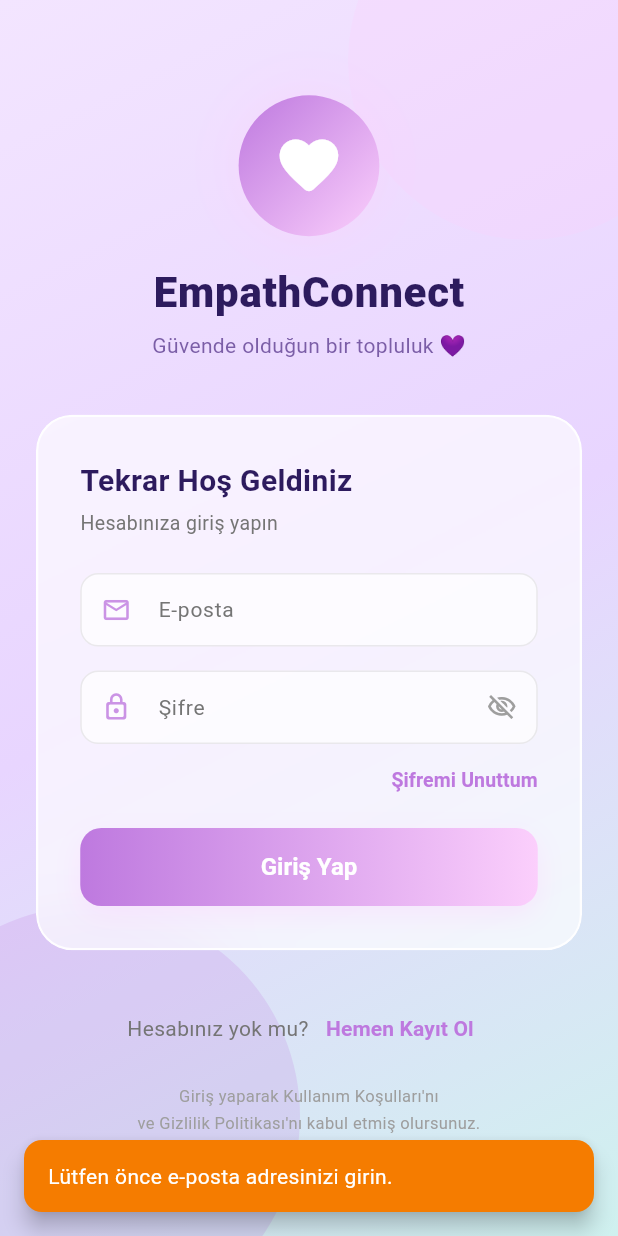
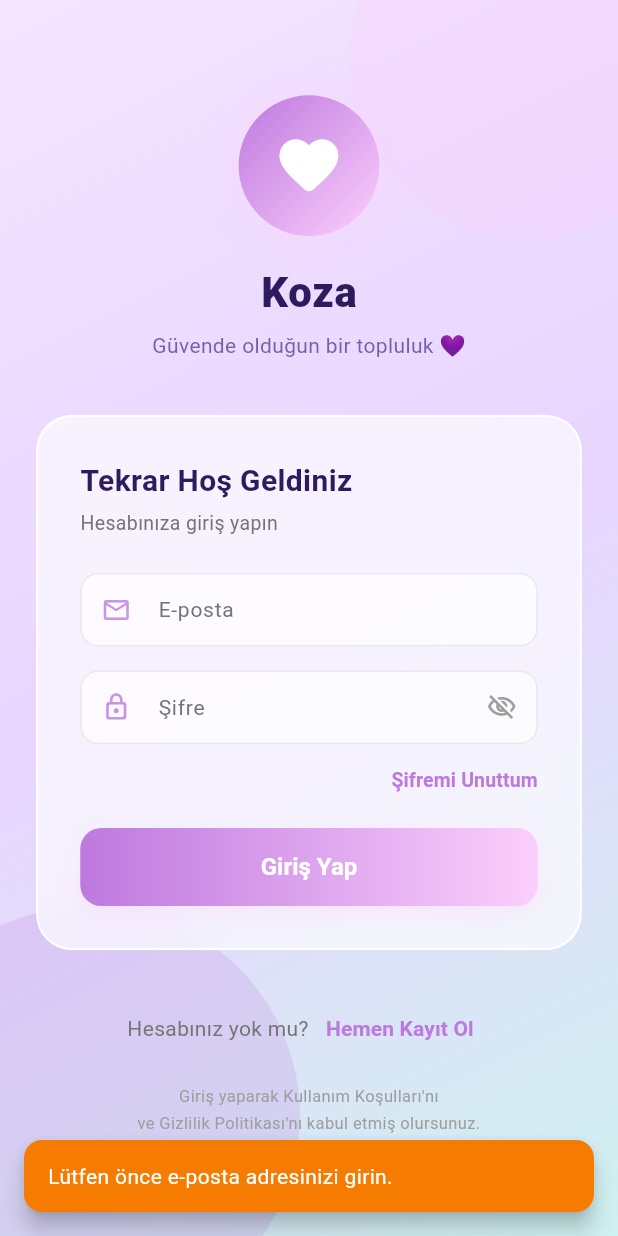
Before and after one commit to elifcerenaslan/empathConnect, a Flutter app: the screen it shows after launch, after a tap on "Şifremi Unuttum", on a phone screen of 412 x 824 dp. Run offline on Flutter 3.47's test engine with Material 3 defaults, Android fonts, the phone set to English and light mode, and no system bars; our stand-ins replace cloud_firestore, firebase_auth, firebase_core, firebase_storage, flutter_map, google_generative_ai and 5 more; accounts and stored records are empty.

Commit message:
koza ismi uygulamaya entegre edildi

```diff
--- a/lib/core/constants/app_constants.dart
+++ b/lib/core/constants/app_constants.dart
@@ -1,6 +1,6 @@
 class AppConstants {
   // App Information
-  static const String appName = 'EmpathConnect';
+  static const String appName = 'Koza';
   static const String appVersion = '1.0.0';
 
   // Daily Quotes
--- a/lib/features/auth/view/login_view.dart
+++ b/lib/features/auth/view/login_view.dart
@@ -229,7 +229,7 @@ class _LoginViewState extends State<LoginView>
                     ),
                     const SizedBox(height: 20),
                     Text(
-                      'EmpathConnect',
+                      'Koza',
                       style: TextStyle(
                         fontSize: 28,
                         fontWeight: FontWeight.w800,
--- a/lib/main.dart
+++ b/lib/main.dart
@@ -15,11 +15,11 @@ void main() async {
   WidgetsFlutterBinding.ensureInitialized();
 
   await Firebase.initializeApp();
-  runApp(const EmpathConnectApp());
+  runApp(const KozaApp());
 }
 
-class EmpathConnectApp extends StatelessWidget {
-  const EmpathConnectApp({super.key});
+class KozaApp extends StatelessWidget {
+  const KozaApp({super.key});
 
   @override
   Widget build(BuildContext context) {
@@ -35,7 +35,7 @@ class EmpathConnectApp extends StatelessWidget {
       child: Consumer<ThemeProvider>(
         builder: (context, themeProvider, child) {
           return MaterialApp(
-            title: 'EmpathConnect',
+            title: 'Koza',
             debugShowCheckedModeBanner: false,
             theme: AppTheme.lightTheme,
             darkTheme: AppTheme.darkTheme,
```
Also changed, not shown: 3 other files.
